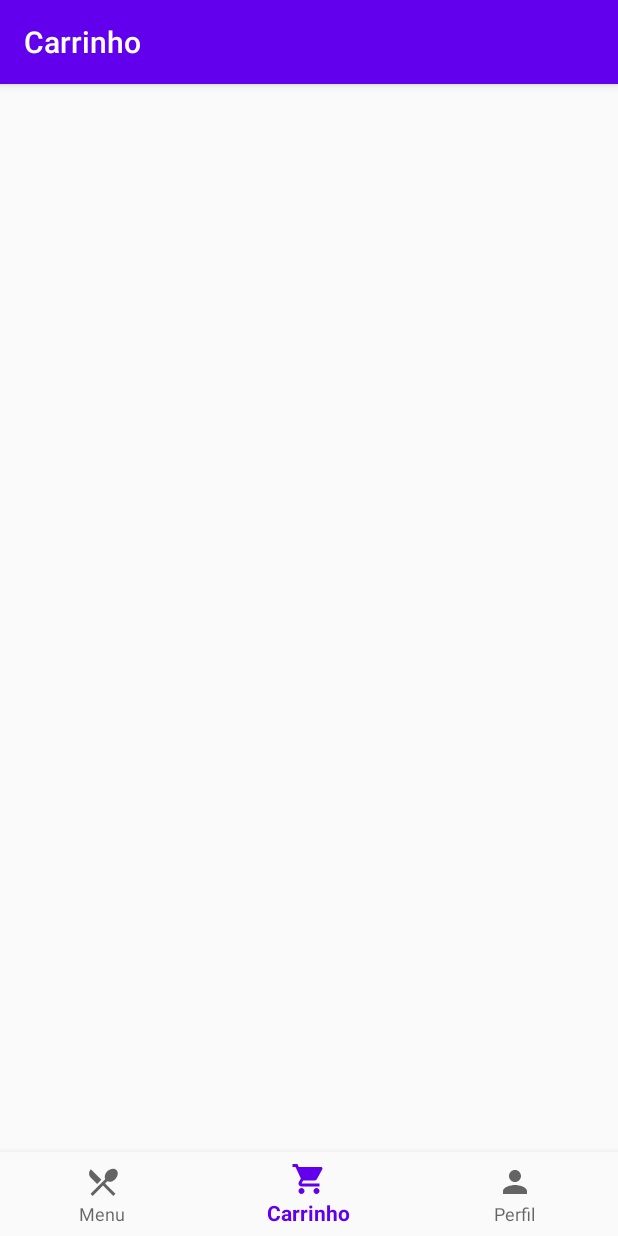
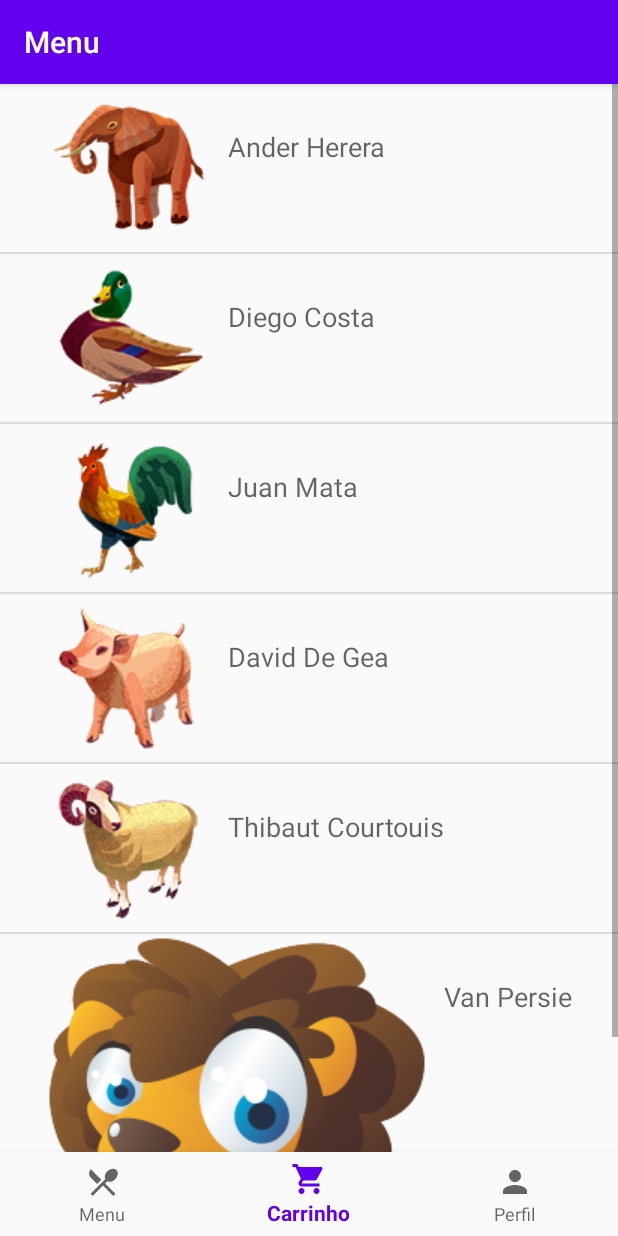
Before and after one commit to plagesribeiro/PUCantina, an Android app: the UserNavigation screen opened directly, with no data from a screen before it, item 2 of the bottom bar chosen, on a phone screen of 412 x 824 dp. Run offline under Robolectric (Android 15) with nearby library versions, the light colour scheme and no system bars; our stand-ins replace navigation-ui.

Commit message:
Listview Ex internet

```diff
--- a/app/src/main/java/com/plagesribeiro/pucantina/Produto.java
+++ b/app/src/main/java/com/plagesribeiro/pucantina/Produto.java
@@ -2,7 +2,15 @@ package com.plagesribeiro.pucantina;
 
 
 public class Produto {
-    private String valor, nome, descricao, imagem;
+    private String valor, nome, descricao, imagem, idProduto;
+
+    public String getIdProduto() {
+        return idProduto;
+    }
+
+    public void setIdProduto(String idProduto) {
+        this.idProduto = idProduto;
+    }
 
     public void Produto() {}
 
--- a/app/src/main/java/com/plagesribeiro/pucantina/UserNavigation.java
+++ b/app/src/main/java/com/plagesribeiro/pucantina/UserNavigation.java
@@ -1,10 +1,16 @@
 package com.plagesribeiro.pucantina;
 
 import android.os.Bundle;
+import android.view.MenuItem;
 
 import com.google.android.material.bottomnavigation.BottomNavigationView;
+import com.plagesribeiro.pucantina.ui.Carrinho;
+import com.plagesribeiro.pucantina.ui.Menu;
+import com.plagesribeiro.pucantina.ui.Perfil;
 
+import androidx.annotation.NonNull;
 import androidx.appcompat.app.AppCompatActivity;
+import androidx.fragment.app.Fragment;
 import androidx.navigation.NavController;
 import androidx.navigation.Navigation;
 import androidx.navigation.ui.AppBarConfiguration;
@@ -25,6 +31,27 @@ public class UserNavigation extends AppCompatActivity {
         NavController navController = Navigation.findNavController(this, R.id.nav_host_fragment);
         NavigationUI.setupActionBarWithNavController(this, navController, appBarConfiguration);
         NavigationUI.setupWithNavController(navView, navController);
+
+        navView.setOnNavigationItemSelectedListener(new BottomNavigationView.OnNavigationItemSelectedListener() {
+            @Override
+            public boolean onNavigationItemSelected (@NonNull MenuItem menuItem){
+                Fragment selectedFragment = null;
+                switch (menuItem.getItemId()) {
+                    case R.id.navigation_menu:
+                        selectedFragment = new Menu();
+                        break;
+                    case R.id.navigation_carrinho:
+                        selectedFragment = new Carrinho();
+                        break;
+                    case R.id.navigation_perfil:
+                        selectedFragment = new Perfil();
+                        break;
+                }
+                getSupportFragmentManager().beginTransaction().replace(R.id.nav_host_fragment, selectedFragment).commit();
+                return true;
+            }
+        });
+
     }
 
 }
--- a/app/src/main/java/com/plagesribeiro/pucantina/ui/Menu.java
+++ b/app/src/main/java/com/plagesribeiro/pucantina/ui/Menu.java
@@ -1,30 +1,60 @@
 package com.plagesribeiro.pucantina.ui;
-
 import android.os.Bundle;
-
-import androidx.fragment.app.Fragment;
-
 import android.view.LayoutInflater;
 import android.view.View;
 import android.view.ViewGroup;
+import android.widget.AdapterView;
+import android.widget.SimpleAdapter;
+import android.widget.Toast;
+
+import androidx.annotation.NonNull;
+import androidx.annotation.Nullable;
+import androidx.fragment.app.ListFragment;
 
 import com.plagesribeiro.pucantina.R;
 
-/**
- * A simple {@link Fragment} subclass.
- */
-public class Menu extends Fragment {
+import java.util.ArrayList;
+import java.util.HashMap;
 
-    public Menu() {
-        // Required empty public constructor
+public class Menu extends ListFragment {
+
+    String[] players={"Ander Herera","Diego Costa","Juan Mata","David De Gea","Thibaut Courtouis","Van Persie","Oscar"};
+    int[] images={R.drawable.herera,R.drawable.costa,R.drawable.mata,R.drawable.degea,R.drawable.thibaut,R.drawable.vanpersie,R.drawable.oscar};
+
+    ArrayList<HashMap<String, String>> data = new ArrayList<HashMap<String, String>>();
+    SimpleAdapter adapter;
+
+    @Nullable
+    @Override
+    public View onCreateView(@NonNull LayoutInflater inflater, @Nullable ViewGroup container, @Nullable Bundle savedInstanceState) {
+
+        HashMap<String, String> map = new HashMap<String, String>();
+
+        for(int i=0; i < players.length; i++) {
+            map = new HashMap<String, String>();
+            map.put("Player", players[i]);
+            map.put("Image", Integer.toString(images[i]));
+
+            data.add(map);
+        }
+
+        String[] from={"Player", "Image"};
+
+        int[] to={R.id.nameTxt, R.id.imageView1};
+        adapter=new SimpleAdapter(getActivity(), data, R.layout.listview_menu, from, to);
+        setListAdapter(adapter);
+
+        return super.onCreateView(inflater, container, savedInstanceState);
     }
 
-
     @Override
-    public View onCreateView(LayoutInflater inflater, ViewGroup container,
-                             Bundle savedInstanceState) {
-        View root = inflater.inflate(R.layout.fragment_menu, container, false);
-        // Inflate the layout for this fragment
-        return root;
+    public void onStart() {
+        super.onStart();
+        getListView().setOnItemClickListener(new AdapterView.OnItemClickListener() {
+            @Override
+            public void onItemClick(AdapterView<?> av, View v, int pos, long id) {
+                Toast.makeText(getActivity(), data.get(pos).get("Player"), Toast.LENGTH_SHORT).show();
+            }
+        });
     }
 }
--- a/app/src/main/res/layout/activity_user_navigation.xml
+++ b/app/src/main/res/layout/activity_user_navigation.xml
@@ -1,33 +1,34 @@
 <?xml version="1.0" encoding="utf-8"?>
 <androidx.constraintlayout.widget.ConstraintLayout xmlns:android="http://schemas.android.com/apk/res/android"
     xmlns:app="http://schemas.android.com/apk/res-auto"
+    xmlns:tools="http://schemas.android.com/tools"
     android:id="@+id/container"
     android:layout_width="match_parent"
     android:layout_height="match_parent"
-    android:paddingTop="?attr/actionBarSize">
+    android:paddingTop="0dp">
+
+    <fragment
+        android:id="@+id/nav_host_fragment"
+        android:name="androidx.navigation.fragment.NavHostFragment"
+        android:layout_width="wrap_content"
+        android:layout_height="0dp"
+        app:defaultNavHost="true"
+        app:layout_constraintBottom_toBottomOf="parent"
+        app:layout_constraintHorizontal_bias="0.0"
+        app:layout_constraintLeft_toLeftOf="parent"
+        app:layout_constraintRight_toRightOf="parent"
+        app:layout_constraintTop_toTopOf="parent"
+        app:layout_constraintVertical_bias="0.0"
+        app:navGraph="@navigation/mobile_navigation" />
 
     <com.google.android.material.bottomnavigation.BottomNavigationView
         android:id="@+id/nav_view"
         android:layout_width="0dp"
         android:layout_height="wrap_content"
-        android:layout_marginStart="0dp"
-        android:layout_marginEnd="0dp"
         android:background="?android:attr/windowBackground"
         app:layout_constraintBottom_toBottomOf="parent"
         app:layout_constraintLeft_toLeftOf="parent"
         app:layout_constraintRight_toRightOf="parent"
         app:menu="@menu/bottom_nav_menu" />
 
-    <fragment
-        android:id="@+id/nav_host_fragment"
-        android:name="androidx.navigation.fragment.NavHostFragment"
-        android:layout_width="match_parent"
-        android:layout_height="match_parent"
-        app:defaultNavHost="true"
-        app:layout_constraintBottom_toTopOf="@id/nav_view"
-        app:layout_constraintLeft_toLeftOf="parent"
-        app:layout_constraintRight_toRightOf="parent"
-        app:layout_constraintTop_toTopOf="parent"
-        app:navGraph="@navigation/mobile_navigation" />
-
 </androidx.constraintlayout.widget.ConstraintLayout>
--- a/app/src/main/res/layout/fragment_menu.xml
+++ b/app/src/main/res/layout/fragment_menu.xml
@@ -1,9 +1,7 @@
 <?xml version="1.0" encoding="utf-8"?>
-<FrameLayout xmlns:android="http://schemas.android.com/apk/res/android"
+<androidx.constraintlayout.widget.ConstraintLayout xmlns:android="http://schemas.android.com/apk/res/android"
     xmlns:tools="http://schemas.android.com/tools"
     android:layout_width="match_parent"
     android:layout_height="match_parent"
-    tools:context=".ui.Menu">
-
-
-</FrameLayout>
+    xmlns:app="http://schemas.android.com/apk/res-auto"
+    tools:context=".ui.Menu"/>
--- /dev/null
+++ b/app/src/main/res/layout/listview_menu.xml
@@ -0,0 +1,29 @@
+<?xml version="1.0" encoding="utf-8"?>
+<RelativeLayout xmlns:android="http://schemas.android.com/apk/res/android"
+    android:id="@+id/model"
+    android:layout_width="match_parent"
+    android:layout_height="match_parent">
+
+    <ImageView
+        android:id="@+id/imageView1"
+        android:layout_width="wrap_content"
+        android:layout_height="wrap_content"
+        android:layout_alignParentLeft="true"
+        android:layout_alignParentTop="true"
+        android:layout_marginLeft="30dp"
+        android:layout_marginTop="0dp"
+        android:src="@drawable/herera" />
+
+    <TextView
+        android:id="@+id/nameTxt"
+        android:layout_width="wrap_content"
+        android:layout_height="wrap_content"
+        android:layout_alignTop="@+id/imageView1"
+        android:layout_alignParentRight="true"
+        android:layout_marginTop="19dp"
+        android:layout_toRightOf="@+id/imageView1"
+        android:padding="10dp"
+        android:text="Name"
+        android:textAppearance="?android:attr/textAppearanceMedium" />
+
+</RelativeLayout>
```
Also changed, not shown: app/src/main/res/drawable/costa.png (added), app/src/main/res/drawable/coxinha.png (added), app/src/main/res/drawable/degea.png (added), app/src/main/res/drawable/empada.png (added), app/src/main/res/drawable/herera.png (added), app/src/main/res/drawable/mata.png (added), app/src/main/res/drawable/oscar.png (added), app/src/main/res/drawable/thibaut.png (added), app/src/main/res/drawable/vanpersie.png (added).
